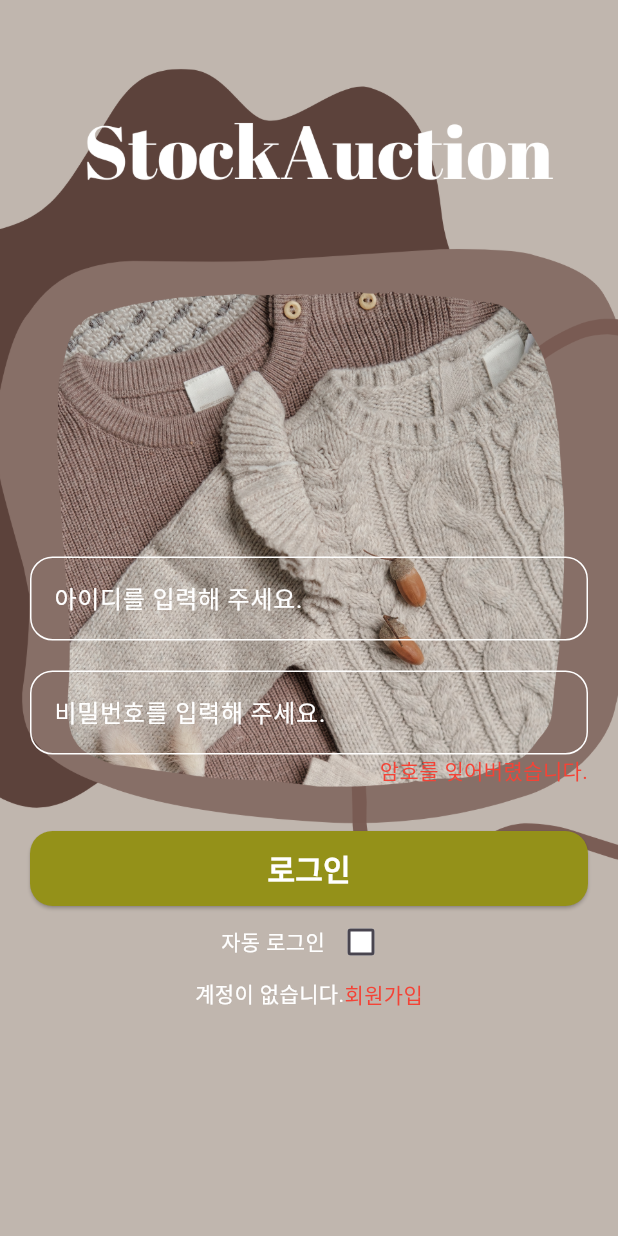
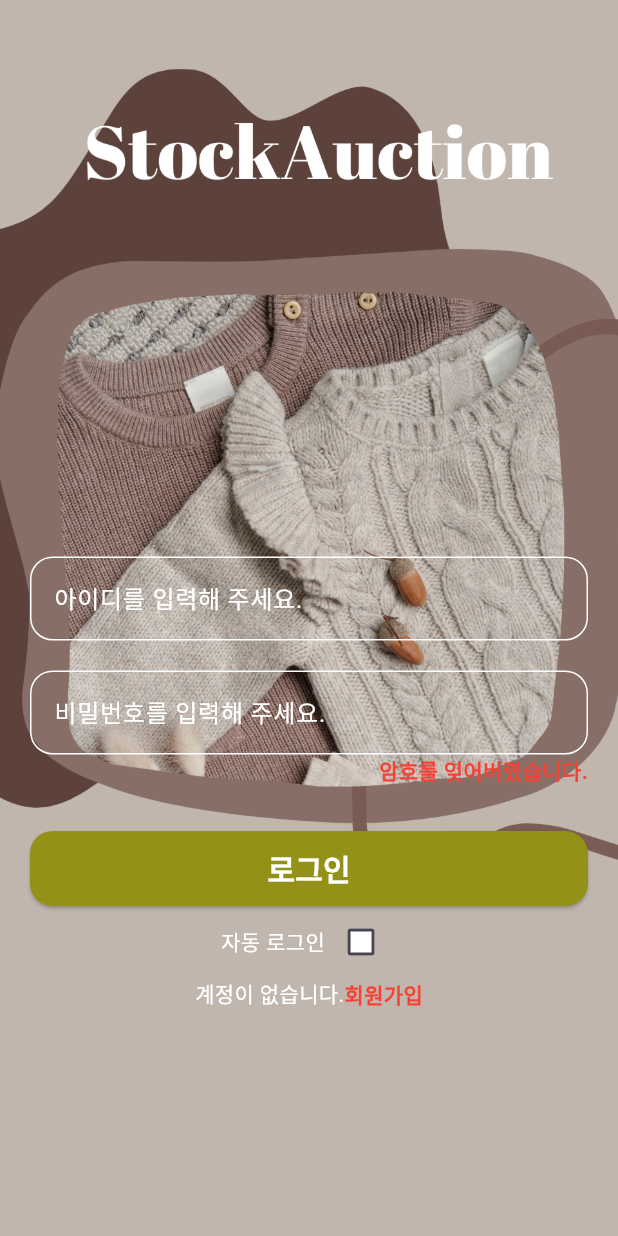
Before and after one commit to devwonkyo/StockAuction, a Flutter app: the screen it shows after launch, on a phone screen of 412 x 824 dp. Run offline on Flutter 3.47's test engine with Material 3 defaults, Android fonts, the phone set to English and light mode, and no system bars; our stand-ins replace cloud_firestore, firebase_auth, firebase_core, flutter_swiper_null_safety, go_router; accounts and stored records are empty.

```diff
--- a/lib/screens/auth/login_screen.dart
+++ b/lib/screens/auth/login_screen.dart
@@ -105,7 +105,7 @@ class LoginScreen extends StatelessWidget {
                           onTap: () => context.push('/password-reset'),
                           child: Text(
                             '암호를 잊어버렸습니다.',
-                            style: TextStyle(color: Colors.red),
+                            style: TextStyle(color: Colors.red, fontWeight: FontWeight.w600),
                           ),
                         ),
                       ],
@@ -153,7 +153,7 @@ class LoginScreen extends StatelessWidget {
                           onTap: () => context.push('/signup'),
                           child: Text(
                             '회원가입',
-                            style: TextStyle(color: Colors.red),
+                            style: TextStyle(color: Colors.red, fontWeight: FontWeight.w600),
                           ),
                         ),
                       ],
--- a/lib/screens/main_screen.dart
+++ b/lib/screens/main_screen.dart
@@ -36,12 +36,6 @@ class _MainScreenState extends State<MainScreen> {
     return Scaffold(
       appBar: AppBar(
         title: Text('앱 이름'),
-        leading: IconButton(
-          icon: Icon(Icons.arrow_back), // 뒤로가기 아이콘
-          onPressed: () {
-            Navigator.pop(context); // 이전 페이지로 이동
-          },
-        ),
         actions: <Widget>[
           IconButton(
             icon: Icon(Icons.person),
```
